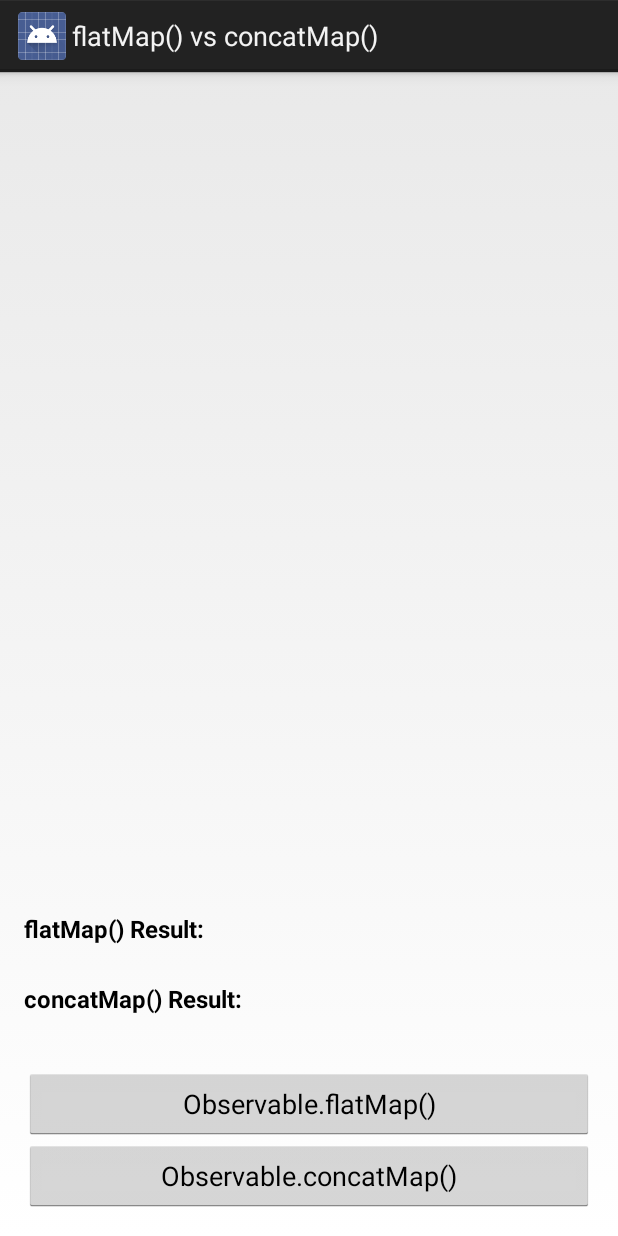
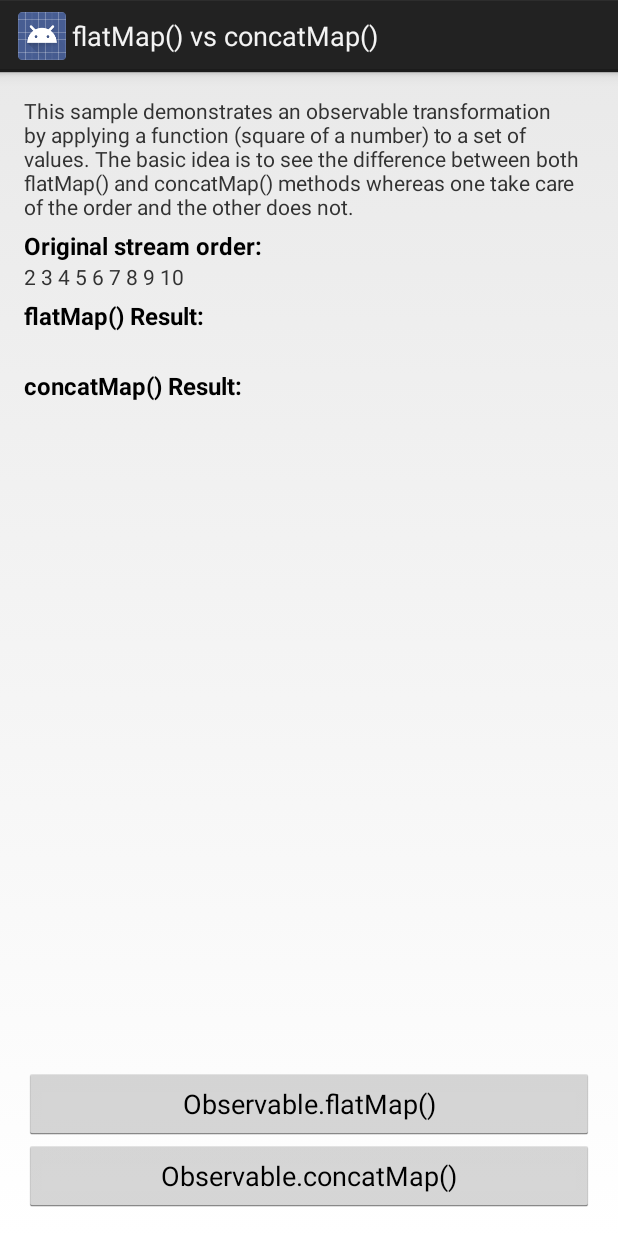
Before and after one commit to android10/Android-ReactiveProgramming, an Android app: the SampleActivityObservableTransfor screen opened directly, with no data from a screen before it, on a phone screen of 412 x 824 dp. Run offline under Robolectric (Android 15) with nearby library versions, the phone set to English and light mode, and no system bars; our stand-ins replace ButterKnife; libraries missing offline, so code that uses them is left out: rx.android.schedulers, rx.functions, rx.schedulers, rx.subscriptions; 1 statement that could not run was skipped.

Commit message:
Fix executing observable transformation on wrong scheduler.

```diff
--- a/app/src/main/java/com/fernandocejas/android10/rx/sample/activity/SampleActivityObservableTransfor.java
+++ b/app/src/main/java/com/fernandocejas/android10/rx/sample/activity/SampleActivityObservableTransfor.java
@@ -10,6 +10,7 @@ import android.content.Intent;
 import android.os.Bundle;
 import android.util.Log;
 import android.widget.Button;
+import android.widget.TextView;
 import android.widget.Toast;
 import butterknife.ButterKnife;
 import butterknife.InjectView;
@@ -27,6 +28,11 @@ public class SampleActivityObservableTransfor extends Activity {
 
   private static final String LOG_TAG = "SampleActivityObservableTransfor";
 
+  private static final String SEPARATOR = " ";
+
+  @InjectView(R.id.tv_streamOriginalOrder) TextView tv_streamOriginalOrder;
+  @InjectView(R.id.tv_flatMapResult) TextView tv_flatMapResult;
+  @InjectView(R.id.tv_concatMapResult) TextView tv_concatMapResult;
   @InjectView(R.id.btn_flatMap) Button btn_flatMap;
   @InjectView(R.id.btn_concatMap) Button btn_concatMap;
 
@@ -52,6 +58,7 @@ public class SampleActivityObservableTransfor extends Activity {
 
     ButterKnife.inject(this);
     initialize();
+    populateData();
   }
 
   @Override
@@ -66,12 +73,12 @@ public class SampleActivityObservableTransfor extends Activity {
   }
 
   @OnClick(R.id.btn_flatMap) void onFlatMapClick() {
-    this.buildNumbersObservable().flatMap(SQUARE_OF_NUMBER).subscribe(new Observer<Integer>() {
-      final StringBuilder stringBuilder = new StringBuilder(10);
+    final Observer<Integer> observer = new Observer<Integer>() {
+      final StringBuilder stringBuilder = new StringBuilder(40);
 
       @Override public void onNext(Integer number) {
         stringBuilder.append(number);
-        stringBuilder.append(Character.SPACE_SEPARATOR);
+        stringBuilder.append(SEPARATOR);
         debugLog("onFlatMapClick() ------>>>> " + number);
       }
 
@@ -84,16 +91,19 @@ public class SampleActivityObservableTransfor extends Activity {
       @Override public void onError(Throwable e) {
         // handle the exception
       }
-    });
+    };
+
+    this.buildNumbersObservable().flatMap(SQUARE_OF_NUMBER)
+        .observeOn(AndroidSchedulers.mainThread()).subscribe(observer);
   }
 
   @OnClick(R.id.btn_concatMap) void onConcatMapClick() {
-    this.buildNumbersObservable().concatMap(SQUARE_OF_NUMBER).subscribe(new Observer<Integer>() {
-      final StringBuilder stringBuilder = new StringBuilder(10);
+    final Observer<Integer> observer = new Observer<Integer>() {
+      final StringBuilder stringBuilder = new StringBuilder(40);
 
       @Override public void onNext(Integer number) {
         stringBuilder.append(number);
-        stringBuilder.append(Character.SPACE_SEPARATOR);
+        stringBuilder.append(SEPARATOR);
         debugLog("onConcatMapClick() ------>>>> " + number);
       }
 
@@ -106,11 +116,14 @@ public class SampleActivityObservableTransfor extends Activity {
       @Override public void onError(Throwable e) {
         // handle the exception
       }
-    });
+    };
+
+    this.buildNumbersObservable().concatMap(SQUARE_OF_NUMBER)
+        .observeOn(AndroidSchedulers.mainThread()).subscribe(observer);
   }
 
   private Observable<Integer> buildNumbersObservable() {
-    return this.dataManager.getNumbers().subscribeOn(AndroidSchedulers.mainThread());
+    return this.dataManager.getNumbers();
   }
 
   private void showToast(String message) {
@@ -121,11 +134,20 @@ public class SampleActivityObservableTransfor extends Activity {
     Log.d(LOG_TAG, message);
   }
 
-  private void printConcatMapResult(String result) {
-
+  private void printFlatMapResult(String result) {
+    this.tv_flatMapResult.setText(result);
   }
 
-  private void printFlatMapResult(String result) {
+  private void printConcatMapResult(String result) {
+    this.tv_concatMapResult.setText(result);
+  }
 
+  private void populateData() {
+    StringBuilder stringBuilder = new StringBuilder(15);
+    for (int number : dataManager.getNumbersSync()) {
+      stringBuilder.append(number);
+      stringBuilder.append(SEPARATOR);
+    }
+    this.tv_streamOriginalOrder.setText(stringBuilder.toString());
   }
 }
--- a/app/src/main/java/com/fernandocejas/android10/rx/sample/data/DataManager.java
+++ b/app/src/main/java/com/fernandocejas/android10/rx/sample/data/DataManager.java
@@ -33,6 +33,10 @@ public class DataManager {
     return Observable.from(numbers);
   }
 
+  public List<Integer> getNumbersSync() {
+    return this.numbers;
+  }
+
   public Observable<Integer> squareOf(int number) {
     return Observable.just(number * number).subscribeOn(Schedulers.from(this.jobExecutor));
   }
--- a/app/src/main/res/layout/activity_sample_observervable_transform.xml
+++ b/app/src/main/res/layout/activity_sample_observervable_transform.xml
@@ -34,11 +34,27 @@
   </RelativeLayout>
 
   <LinearLayout
-      android:layout_width="wrap_content"
-      android:layout_height="wrap_content"
+      android:layout_width="match_parent"
+      android:layout_height="match_parent"
       android:orientation="vertical"
       android:layout_above="@id/rl_buttonsHolder"
       >
+
+    <TextView
+        android:layout_width="match_parent"
+        android:layout_height="wrap_content"
+        android:text="@string/string_sample_observable_transformation"
+        />
+
+    <TextView
+        style="@style/AppTheme.TextViewTitle"
+        android:text="@string/tv_label_original_order"
+        />
+    <TextView
+        android:id="@+id/tv_streamOriginalOrder"
+        android:layout_width="match_parent"
+        android:layout_height="wrap_content"
+        />
 
     <TextView
         style="@style/AppTheme.TextViewTitle"
--- a/app/src/main/res/values/strings.xml
+++ b/app/src/main/res/values/strings.xml
@@ -14,9 +14,11 @@
   <string name="btn_text_concat_map">Observable.concatMap()</string>
   <string name="btn_text_add_element">Add Element</string>
 
+  <string name="tv_label_original_order">Original stream order:</string>
   <string name="tv_label_flatMap_result">flatMap() Result:</string>
   <string name="tv_label_concatMap_result">concatMap() Result:</string>
 
   <string name="string_content_description">Non accessible view</string>
+  <string name="string_sample_observable_transformation">This sample demonstrates an observable transformation by applying a function (square of a number) to a set of values. The basic idea is to see the difference between both flatMap() and concatMap() methods whereas one take care of the order and the other does not.</string>
 
 </resources>
```
